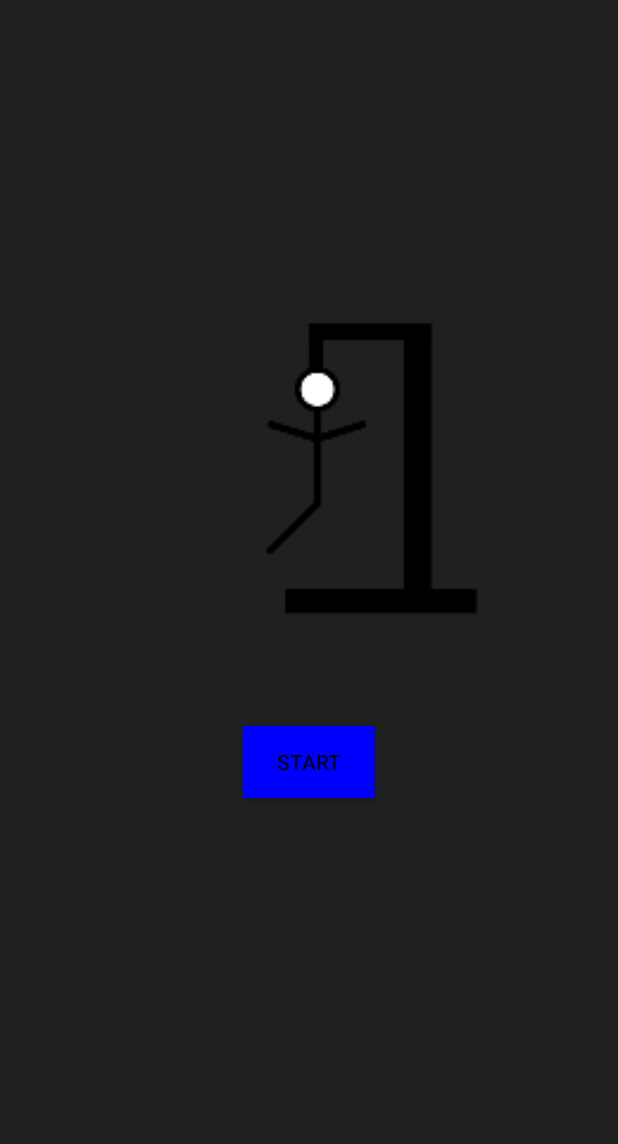
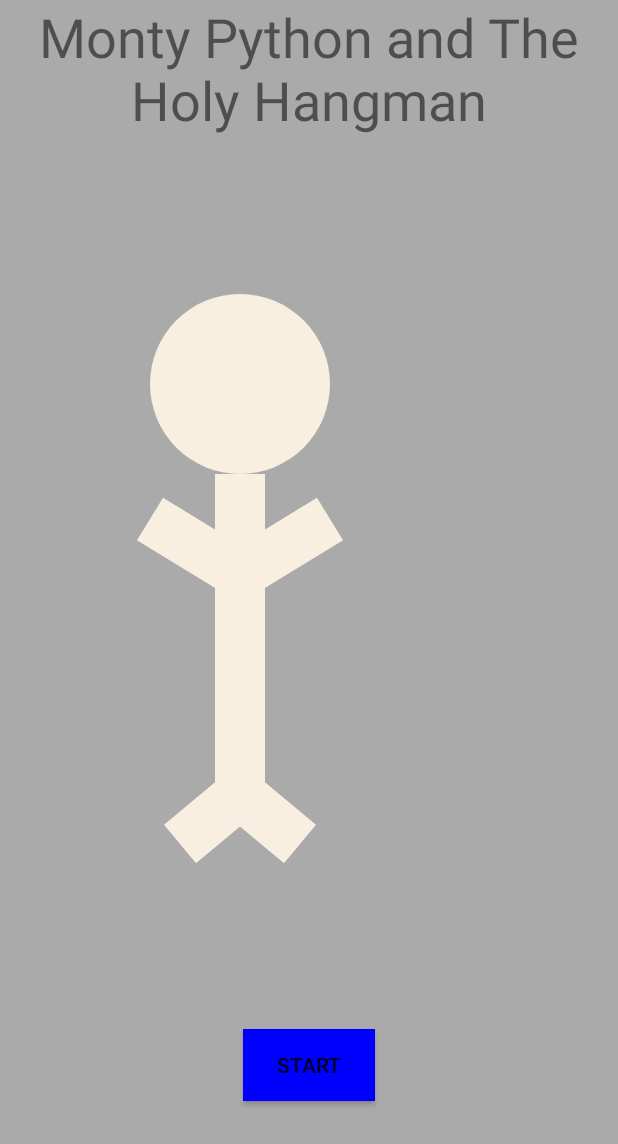
Before and after one commit to JDC32D/Hangman, an Android app: the screen it shows after launch (MainActivity), on a phone screen of 412 x 824 dp. Shown: the top 1144 px of the screen. Run offline under Robolectric (Android 15) with nearby library versions, the phone set to English and light mode, and no system bars.

Commit message:
TODO: +If user hits back, take them to menu page +Have the title image be drawn instead of an image +Hangman needs to be drawn on title screen -Notifications

```diff
--- a/app/src/main/java/com/example/drawingtesting/GameModel.kt
+++ b/app/src/main/java/com/example/drawingtesting/GameModel.kt
@@ -1,6 +1,7 @@
 package com.example.drawingtesting
 
 import android.text.method.TextKeyListener.clear
+import android.util.Log
 
 /*
 Storing the words for the player to guess in this model file seems wrong
@@ -12,12 +13,11 @@
 
 class GameModel {
     private val TOTAL_GUESSES = 7
-    private var currentWord = null
-    //private val wordsArray : Array<String> = resources.getStringArray(R.array.words)
     val incorrectGuesses = arrayListOf<String>()
     private val correctGuesses = arrayListOf<String>()
     private var numGuess = 0
     private var wordNum = 0
+    private var testWord = ""
     val isLoser: Boolean
         get() = (numGuess >= TOTAL_GUESSES)
 
@@ -38,16 +38,11 @@
         }
     }
 
-//    fun checkWin() : Boolean {
-//        if( numGuess >= TOTAL_GUESSES ) {
-//            return false
-//        }
-//        return true
-//    }
-
     fun checkWin(word: String) : Boolean {
         var correctAns = true
-        word.toLowerCase().forEach {
+        testWord = ""
+        testWord = word.replace("\\s".toRegex(), "")
+        testWord.toLowerCase().forEach {
             if (!correctGuesses.contains(it.toString()))
                 correctAns = false
         }
@@ -55,8 +50,6 @@
                 return true
         return false
     }
-
-
 
     fun newGame() {
         incorrectGuesses.clear()
--- /dev/null
+++ b/app/src/main/java/com/example/drawingtesting/StaticHangmanDraw.kt
@@ -0,0 +1,52 @@
+package com.example.drawingtesting
+
+import android.content.Context
+import android.graphics.Canvas
+import android.graphics.Paint
+import android.util.AttributeSet
+import android.util.Log
+import android.view.View
+import kotlinx.android.synthetic.main.activity_main.view.*
+
+class StaticHangmanDraw : View {
+
+    private var iX = null
+    private var iY = null
+    private var eX = null
+    private var eY = null
+    private val size = 180
+    private var rad = size / 2f
+    private val paint = Paint(1)
+    private val borderWidth = 5f
+    private val v = findViewById<View>(R.id.title_draw_view)
+    private val totalX = v.width
+    private val totalY = v.height
+
+    constructor(context: Context, attrs: AttributeSet?): super(context, attrs)
+    constructor(context: Context): super(context, null)
+
+    init {
+        paint.color =0xfff8efe0.toInt()
+        paint.strokeWidth = 50f
+    }
+
+    //paint.color = 0x22ff0000
+    //0xfff8efe0
+
+    override fun onDraw(canvas: Canvas) {
+        drawHangman(canvas)
+        Log.wtf("StaticDrawing", "($totalX,$totalY)")
+        super.onDraw(canvas)
+    }
+
+    private fun drawHangman(canvas: Canvas) {
+        //Log.wtf("StaticDrawing", "($totalX,$totalY)")
+        canvas.drawCircle((size/.75f), (size/2f), rad, paint)
+        canvas.drawLine(240f, 180f, 240f, 500f, paint) //Torso
+        canvas.drawLine(240F, 280f, 150f, 225f, paint) //RArm
+        canvas.drawLine(240F, 280f, 330f, 225f, paint) //LArm
+        canvas.drawLine(240F, 500f, 300f, 550f, paint) //LFoot
+        canvas.drawLine(240F, 500f, 180f, 550f, paint) //RFoot
+    }
+
+}
--- a/app/src/main/res/layout/activity_main.xml
+++ b/app/src/main/res/layout/activity_main.xml
@@ -4,26 +4,43 @@
         xmlns:android="http://schemas.android.com/apk/res/android"
         xmlns:tools="http://schemas.android.com/tools"
         xmlns:app="http://schemas.android.com/apk/res-auto"
-        android:background="@color/grey"
+        android:background="@android:color/darker_gray"
         android:layout_width="match_parent"
         android:layout_height="match_parent"
         tools:context=".MainActivity">
+
+    <TextView
+            android:text="@string/main_title"
+            android:layout_width="wrap_content"
+            android:layout_height="wrap_content"
+            android:id="@+id/title_textView"
+            app:layout_constraintStart_toStartOf="parent"
+            app:layout_constraintEnd_toEndOf="parent"
+            app:layout_constraintTop_toTopOf="parent"
+            android:textSize="36sp"
+            android:textAlignment="center"/>
+
+    <com.example.drawingtesting.StaticHangmanDraw
+            android:id="@+id/title_draw_view"
+            android:background="@android:color/darker_gray"
+            android:layout_marginTop="15dp"
+            app:layout_constraintTop_toBottomOf="@id/title_textView"
+            app:layout_constraintBottom_toTopOf="@id/startBtn"
+            app:layout_constraintStart_toStartOf="parent"
+            app:layout_constraintEnd_toEndOf="parent"
+            android:layout_width="wrap_content"
+            android:layout_height="400dp"/>
+
     <Button
             android:text="@string/startBtn"
             android:background="@color/blue"
             android:layout_width="wrap_content"
             android:layout_height="wrap_content"
-            android:id="@+id/startBtn" app:layout_constraintEnd_toEndOf="parent"
-            android:layout_marginEnd="8dp"
-            app:layout_constraintStart_toStartOf="parent" android:layout_marginStart="8dp"
-            android:layout_marginBottom="8dp" app:layout_constraintBottom_toBottomOf="parent"
-            android:layout_marginTop="200dp" app:layout_constraintTop_toTopOf="parent"
+            android:id="@+id/startBtn"
+            app:layout_constraintBottom_toBottomOf="parent"
+            app:layout_constraintTop_toBottomOf="@id/title_draw_view"
+            app:layout_constraintStart_toStartOf="parent"
+            app:layout_constraintEnd_toEndOf="parent"
             android:onClick="startClicked"/>
-    <ImageView
-            android:layout_width="256dp"
-            android:layout_height="284dp" app:srcCompat="@mipmap/ic_launcher_foreground"
-            android:id="@+id/imageView"
-            app:layout_constraintTop_toTopOf="parent" app:layout_constraintStart_toStartOf="parent"
-            app:layout_constraintEnd_toEndOf="parent"
-            android:layout_marginBottom="200dp" app:layout_constraintBottom_toBottomOf="parent"/>
+
 </androidx.constraintlayout.widget.ConstraintLayout>
--- a/app/src/main/res/values/strings.xml
+++ b/app/src/main/res/values/strings.xml
@@ -1,17 +1,19 @@
 <resources>
     <string name="app_name">DrawingTesting</string>
+    <string name="main_title">Monty Python and The Holy Hangman</string>
     <string name="startBtn">Start</string>
     <string name="textview">Guessed Word Here</string>
     <string name="guess">Guess</string>
-    <string name="incorrect">Incorrect Guesses: %1</string>
+    <string name="incorrect">Incorrect Guesses: </string>
     <string name="play">Do you want to play again?</string>
     <string name="start">Game Started</string>
     <string name="win">You Win</string>
     <string name="lose">You Lose</string>
     <string name="yes">Yes</string>
     <string name="no">No</string>
-    <string name="chicken">Exit or Restart?</string>
-    <string name="exit">Exit</string>
+    <string name="chicken">Quit Game?</string>
+    <string name="title">Yes will take you to main screen</string>
+    <string name="exit">Yes will exit the application</string>
     <string name="restart">Restart</string>
     <string-array name="words">
         <item>well i didnt vote for you</item>
```
Also changed, not shown: app/src/main/java/com/example/drawingtesting/DrawView.kt (+1 -6 lines), app/src/main/java/com/example/drawingtesting/MainActivity.kt (+52 -35 lines).
